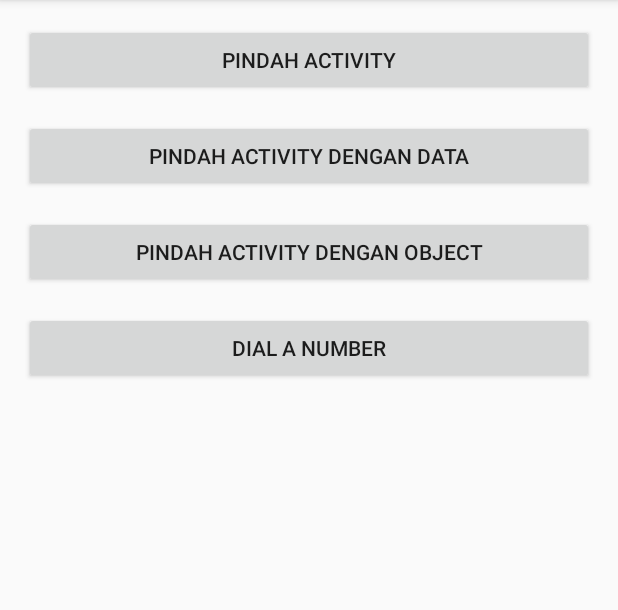
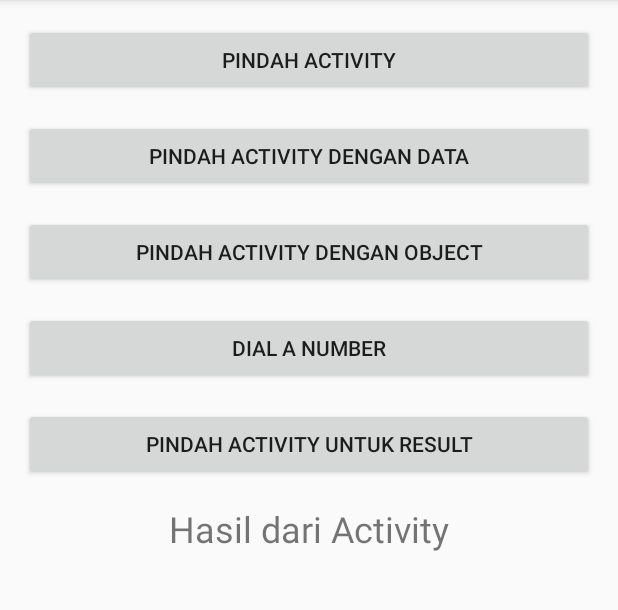
Before and after one commit to hanseltertiusJCU/MADEExercise-Kotlin, an Android app: the screen it shows after launch (MainActivity), on a phone screen of 412 x 824 dp, the part 84-694 px from its top. Run offline under Robolectric (Android 15) with nearby library versions, the phone set to English and light mode, and no system bars.

Commit message:
Change MoveWithData implementation and implement on activity result

```diff
--- a/MyIntentApp/app/src/main/AndroidManifest.xml
+++ b/MyIntentApp/app/src/main/AndroidManifest.xml
@@ -9,7 +9,8 @@
         android:roundIcon="@mipmap/ic_launcher_round"
         android:supportsRtl="true"
         android:theme="@style/AppTheme">
-        <activity android:name=".MoveWithObjectActivity"></activity>
+        <activity android:name=".MoveForResultActivity"></activity>
+        <activity android:name=".MoveWithObjectActivity" />
         <activity android:name=".MoveWithDataActivity" />
         <activity android:name=".MoveActivity" />
         <activity android:name=".MainActivity">
--- a/MyIntentApp/app/src/main/java/com/example/myintentapp/MainActivity.kt
+++ b/MyIntentApp/app/src/main/java/com/example/myintentapp/MainActivity.kt
@@ -6,8 +6,16 @@ import androidx.appcompat.app.AppCompatActivity
 import android.os.Bundle
 import android.view.View
 import android.widget.Button
+import android.widget.TextView
+import kotlinx.android.synthetic.main.activity_main.*
 
 class MainActivity : AppCompatActivity(), View.OnClickListener {
+
+    private lateinit var tvResult : TextView
+
+    companion object {
+        private const val REQUEST_CODE = 100
+    }
 
     override fun onCreate(savedInstanceState: Bundle?) {
         super.onCreate(savedInstanceState)
@@ -17,11 +25,15 @@ class MainActivity : AppCompatActivity(), View.OnClickListener {
         val btnMoveWithDataActivity : Button = findViewById(R.id.btn_move_activity_data)
         val btnMoveWithObject : Button = findViewById(R.id.btn_move_activity_object)
         val btnDialPhone : Button = findViewById(R.id.btn_dial_number)
+        val btnMoveForResult : Button = findViewById(R.id.btn_move_for_result)
 
         btnMoveActivity.setOnClickListener(this)
         btnMoveWithDataActivity.setOnClickListener(this)
         btnMoveWithObject.setOnClickListener(this)
         btnDialPhone.setOnClickListener(this)
+        btnMoveForResult.setOnClickListener(this)
+
+        tvResult = findViewById(R.id.tv_result)
     }
 
     override fun onClick(v: View) {
@@ -32,7 +44,7 @@ class MainActivity : AppCompatActivity(), View.OnClickListener {
             }
 
             R.id.btn_move_activity_data -> {
-                val moveWithDataIntent = Intent(this@MainActivity, MoveActivity::class.java)
+                val moveWithDataIntent = Intent(this@MainActivity, MoveWithDataActivity::class.java)
                 moveWithDataIntent.putExtra(MoveWithDataActivity.EXTRA_NAME, "DicodingAcademy Boy")
                 moveWithDataIntent.putExtra(MoveWithDataActivity.EXTRA_AGE, 5)
                 startActivity(moveWithDataIntent)
@@ -56,6 +68,22 @@ class MainActivity : AppCompatActivity(), View.OnClickListener {
                 val dialPhoneIntent = Intent(Intent.ACTION_DIAL, Uri.parse("tel:$phoneNumber"))
                 startActivity(dialPhoneIntent)
             }
+
+            R.id.btn_move_for_result -> {
+                val moveForResultIntent = Intent(this@MainActivity, MoveForResultActivity::class.java)
+                startActivityForResult(moveForResultIntent, REQUEST_CODE)
+            }
+        }
+    }
+
+    override fun onActivityResult(requestCode: Int, resultCode: Int, data: Intent?) {
+        super.onActivityResult(requestCode, resultCode, data)
+
+        if(requestCode == REQUEST_CODE){
+            if(resultCode == MoveForResultActivity.RESULT_CODE){
+                val selectedValue = data?.getIntExtra(MoveForResultActivity.EXTRA_SELECTED_VALUE, 0)
+                tv_result.text = "Hasil : $selectedValue"
+            }
         }
     }
 }
--- a/MyIntentApp/app/src/main/res/layout/activity_main.xml
+++ b/MyIntentApp/app/src/main/res/layout/activity_main.xml
@@ -36,4 +36,19 @@
         android:layout_marginBottom="16dp"
         android:text="@string/dial_number"/>
 
+    <Button
+        android:id="@+id/btn_move_for_result"
+        android:layout_width="match_parent"
+        android:layout_height="wrap_content"
+        android:layout_marginBottom="16dp"
+        android:text="@string/move_with_result"/>
+
+    <TextView
+        android:id="@+id/tv_result"
+        android:layout_width="match_parent"
+        android:layout_height="wrap_content"
+        android:gravity="center"
+        android:text="@string/result_from_activity"
+        android:textSize="24sp"/>
+
 </LinearLayout>
```
Also changed, not shown: MyIntentApp/app/src/main/java/com/example/myintentapp/MoveForResultActivity.kt (added, +55 -0 lines), MyIntentApp/app/src/main/res/layout/activity_move_for_result.xml (added, +58 -0 lines).
